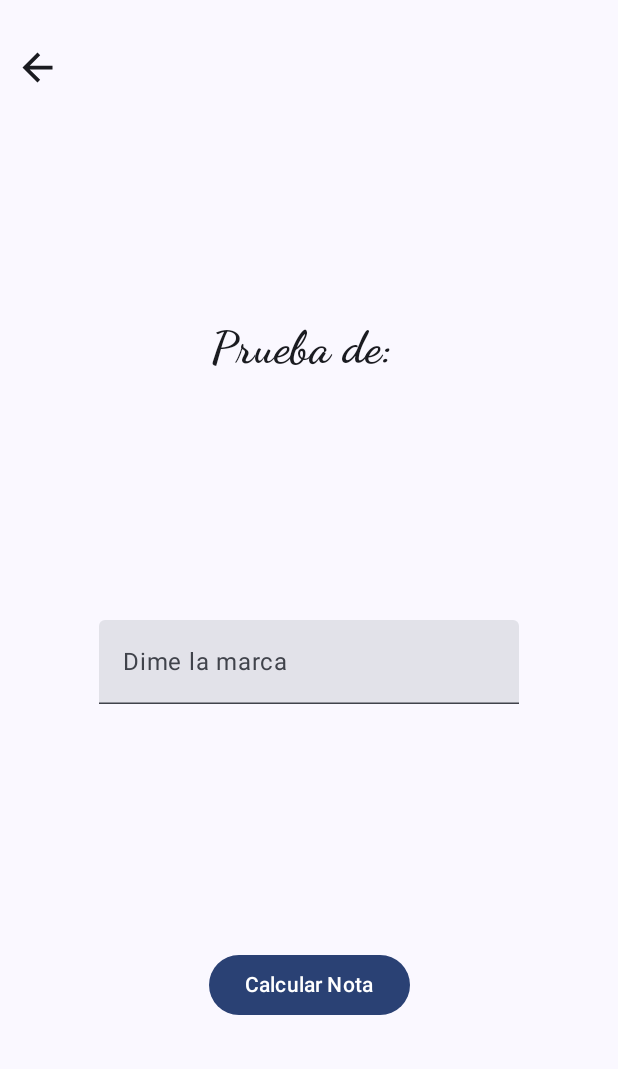
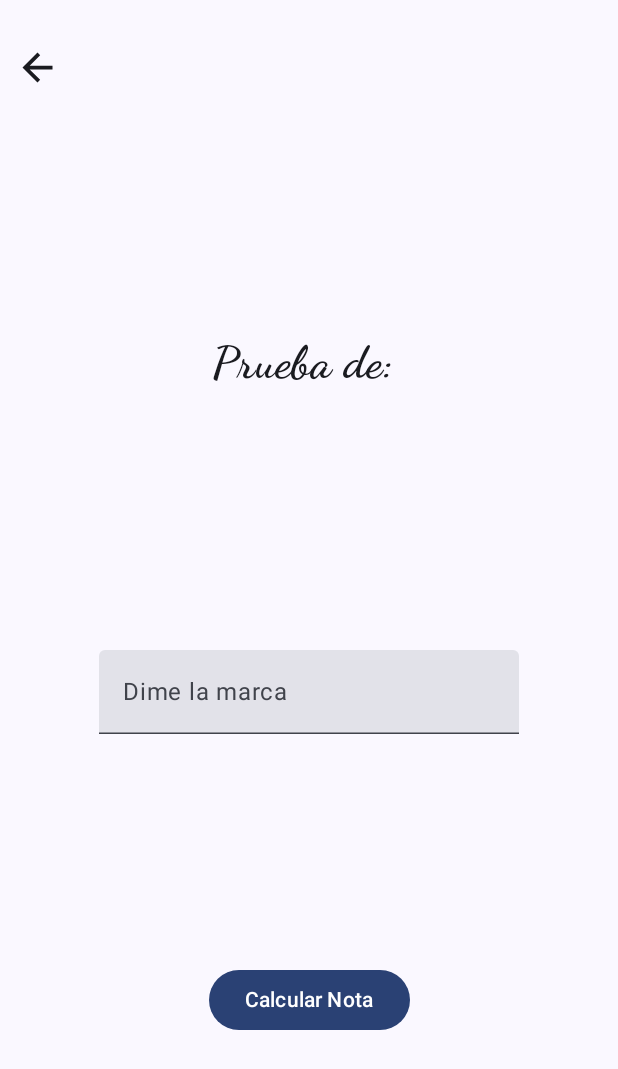
Before and after one commit to DanielGallegoM10/AppPruebasFisicas, an Android app built with Jetpack Compose: the composable PantallaDetallePrueba called with empty values, on a phone screen of 412 x 824 dp. Shown: the top 1069 px of the screen. Run offline under Robolectric (Android 15) with nearby library versions, the phone set to English and light mode, and no system bars.

Commit message:
correcciones de diseño

```diff
--- a/app/src/main/java/com/example/apppruebasfisicas/MainActivity.kt
+++ b/app/src/main/java/com/example/apppruebasfisicas/MainActivity.kt
@@ -23,7 +23,8 @@ class MainActivity : ComponentActivity() {
             AppPruebasFisicasTheme {
                 val bdd = BDDPruebasFisicas(this)
                 val db = bdd.writableDatabase
-                bdd.onUpgrade(db, 0, 0)
+                //Si deseas reiniciar las tablas de la base de datos, descomenta la siguiente línea
+//                bdd.onUpgrade(db, 0, 0)
                 NavegacionPrincipal()
             }
         }
--- a/app/src/main/java/com/example/apppruebasfisicas/pantallaDetallePrueba/PantallaDetallePrueba.kt
+++ b/app/src/main/java/com/example/apppruebasfisicas/pantallaDetallePrueba/PantallaDetallePrueba.kt
@@ -26,6 +26,7 @@ import com.example.apppruebasfisicas.componentes.Boton
 import com.example.apppruebasfisicas.componentes.CuadroDialogo
 import com.example.apppruebasfisicas.componentes.CuadroTexto
 import com.example.apppruebasfisicas.componentes.IconoVolver
+import com.example.apppruebasfisicas.componentes.Titulo
 import com.example.apppruebasfisicas.entidades.NotaObj
 
 @Composable
@@ -54,12 +55,7 @@ fun PantallaDetallePrueba(nombrePrueba: String, edad: Int, sexo: String, idUsuar
             IconoVolver { navigateToBack() }
         }
         Spacer(modifier = Modifier.weight(1f))
-        Text(
-            text = "Prueba de: $nombrePrueba",
-            fontSize = 30.sp,
-            fontFamily = FontFamily.Cursive,
-            fontWeight = FontWeight.ExtraBold
-        )
+        Titulo("Prueba de: $nombrePrueba")
         Spacer(modifier = Modifier.weight(1f))
 
         CuadroTexto(textoMarca, "Dime la marca") { textoMarca = it }
--- a/app/src/main/java/com/example/apppruebasfisicas/pantallaMuestraNotas/PantallaMuestraNotas.kt
+++ b/app/src/main/java/com/example/apppruebasfisicas/pantallaMuestraNotas/PantallaMuestraNotas.kt
@@ -17,6 +17,7 @@ import androidx.compose.ui.unit.dp
 import androidx.compose.ui.unit.sp
 import com.example.apppruebasfisicas.componentes.IconoVolver
 import com.example.apppruebasfisicas.componentes.ListaNotasObtenidas
+import com.example.apppruebasfisicas.componentes.Titulo
 
 @Composable
 fun PantallaMuestraNotas(idUsuario: Int, navigateToBack: () -> Unit){
@@ -30,10 +31,9 @@ fun PantallaMuestraNotas(idUsuario: Int, navigateToBack: () -> Unit){
             IconoVolver { navigateToBack() }
         }
         Spacer(modifier = Modifier.height(10.dp))
-        Text("Notas obtenidas por prueba y edad", fontSize = 20.sp, fontFamily = FontFamily.Cursive, fontWeight = FontWeight.Bold)
+        Titulo("Notas obtenidas por prueba y edad")
         Spacer(modifier = Modifier.height(10.dp))
 
         ListaNotasObtenidas(idUsuario)
-
     }
 }
```
Also changed, not shown: app/src/main/java/com/example/apppruebasfisicas/componentes/Componentes.kt (+21 -1 lines).
